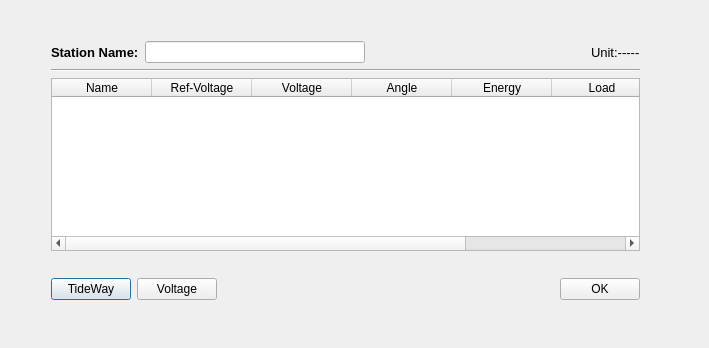
Before: the Qt Designer form GSCD/stationparameterdialog.ui in fzlgejiao/PowerTool, drawn with Qt 5.
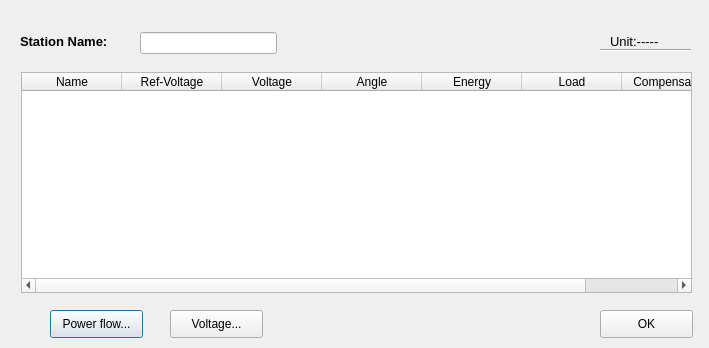
After: the same form once the commit is applied.

Commit message: 1) add station name item, but not finished

What changed in the file:
```diff
--- a/GSCD/stationparameterdialog.ui
+++ b/GSCD/stationparameterdialog.ui
@@ -13,54 +13,15 @@
   <property name="windowTitle">
    <string>Station</string>
   </property>
-  <widget class="QWidget" name="verticalLayoutWidget">
-   <property name="geometry">
-    <rect>
-     <x>40</x>
-     <y>30</y>
-     <width>611</width>
-     <height>281</height>
-    </rect>
-   </property>
-   <layout class="QVBoxLayout" name="verticalLayout">
-    <property name="sizeConstraint">
-     <enum>QLayout::SetDefaultConstraint</enum>
-    </property>
-    <item>
-     <layout class="QHBoxLayout" name="horizontalLayout">
-      <item>
-       <widget class="QLabel" name="label">
-        <property name="font">
-         <font>
-          <family>Arial</family>
-          <pointsize>10</pointsize>
-          <weight>75</weight>
-          <bold>true</bold>
-         </font>
-        </property>
-        <property name="text">
-         <string>Station Name:</string>
-        </property>
-       </widget>
-      </item>
-      <item>
-       <widget class="QLineEdit" name="lineEdit_name"/>
-      </item>
-      <item>
-       <spacer name="horizontalSpacer">
-        <property name="orientation">
-         <enum>Qt::Horizontal</enum>
-        </property>
-        <property name="sizeHint" stdset="0">
-         <size>
-          <width>40</width>
-          <height>20</height>
-         </size>
-        </property>
-       </spacer>
-      </item>
-      <item>
        <widget class="QLabel" name="label_2">
+   <property name="geometry">
+    <rect>
+     <x>610</x>
+     <y>30</y>
+     <width>64</width>
+     <height>22</height>
+    </rect>
+   </property>
         <property name="font">
          <font>
           <family>Arial</family>
@@ -73,18 +34,28 @@
          <string>Unit:-----</string>
         </property>
        </widget>
-      </item>
-     </layout>
-    </item>
-    <item>
      <widget class="Line" name="line">
+   <property name="geometry">
+    <rect>
+     <x>600</x>
+     <y>40</y>
+     <width>91</width>
+     <height>20</height>
+    </rect>
+   </property>
       <property name="orientation">
        <enum>Qt::Horizontal</enum>
       </property>
      </widget>
-    </item>
-    <item>
      <widget class="QTableWidget" name="tableWidget_parameter">
+   <property name="geometry">
+    <rect>
+     <x>21</x>
+     <y>72</y>
+     <width>671</width>
+     <height>221</height>
+    </rect>
+   </property>
       <column>
        <property name="text">
         <string>Name</string>
@@ -121,60 +92,80 @@
        </property>
       </column>
      </widget>
-    </item>
-    <item>
-     <spacer name="verticalSpacer">
-      <property name="orientation">
-       <enum>Qt::Vertical</enum>
-      </property>
-      <property name="sizeHint" stdset="0">
-       <size>
-        <width>20</width>
-        <height>40</height>
-       </size>
-      </property>
-     </spacer>
-    </item>
-    <item>
-     <layout class="QHBoxLayout" name="horizontalLayout_2">
-      <item>
        <widget class="QPushButton" name="pushButton_tideway">
+   <property name="geometry">
+    <rect>
+     <x>50</x>
+     <y>310</y>
+     <width>93</width>
+     <height>28</height>
+    </rect>
+   </property>
         <property name="text">
-         <string>TideWay</string>
-        </property>
-       </widget>
-      </item>
-      <item>
+    <string>Power flow...</string>
+   </property>
+  </widget>
        <widget class="QPushButton" name="pushButton_voltage">
+   <property name="geometry">
+    <rect>
+     <x>170</x>
+     <y>310</y>
+     <width>93</width>
+     <height>28</height>
+    </rect>
+   </property>
         <property name="text">
-         <string>Voltage</string>
-        </property>
-       </widget>
-      </item>
-      <item>
-       <spacer name="horizontalSpacer_2">
-        <property name="orientation">
-         <enum>Qt::Horizontal</enum>
-        </property>
-        <property name="sizeHint" stdset="0">
-         <size>
-          <width>40</width>
-          <height>20</height>
-         </size>
-        </property>
-       </spacer>
-      </item>
-      <item>
+    <string>Voltage...</string>
+   </property>
+  </widget>
        <widget class="QPushButton" name="pushButton_OK">
+   <property name="geometry">
+    <rect>
+     <x>600</x>
+     <y>310</y>
+     <width>93</width>
+     <height>28</height>
+    </rect>
+   </property>
         <property name="text">
          <string>OK</string>
         </property>
        </widget>
-      </item>
-     </layout>
-    </item>
-   </layout>
+  <widget class="QLabel" name="label">
+   <property name="geometry">
+    <rect>
+     <x>20</x>
+     <y>32</y>
+     <width>113</width>
+     <height>19</height>
+    </rect>
+   </property>
+   <property name="font">
+    <font>
+     <family>Arial</family>
+     <pointsize>10</pointsize>
+     <weight>75</weight>
+     <bold>true</bold>
+    </font>
+   </property>
+   <property name="text">
+    <string>Station Name:</string>
+   </property>
   </widget>
+  <widget class="QLineEdit" name="lineEdit_name">
+   <property name="geometry">
+    <rect>
+     <x>140</x>
+     <y>32</y>
+     <width>137</width>
+     <height>22</height>
+    </rect>
+   </property>
+  </widget>
+  <zorder>verticalLayoutWidget</zorder>
+  <zorder>label_2</zorder>
+  <zorder>pushButton_OK</zorder>
+  <zorder>line</zorder>
  </widget>
  <layoutdefault spacing="6" margin="11"/>
  <resources/>
```
Lines whose indentation alone changed are shown as unchanged. The commit also changes 7 other files.
